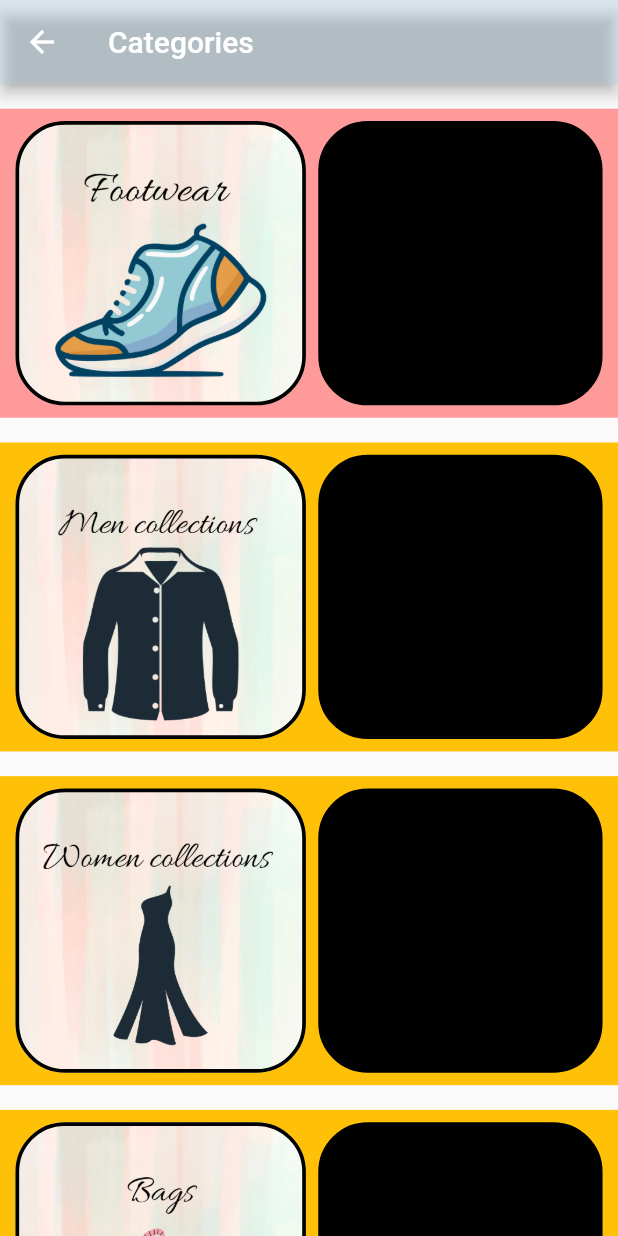
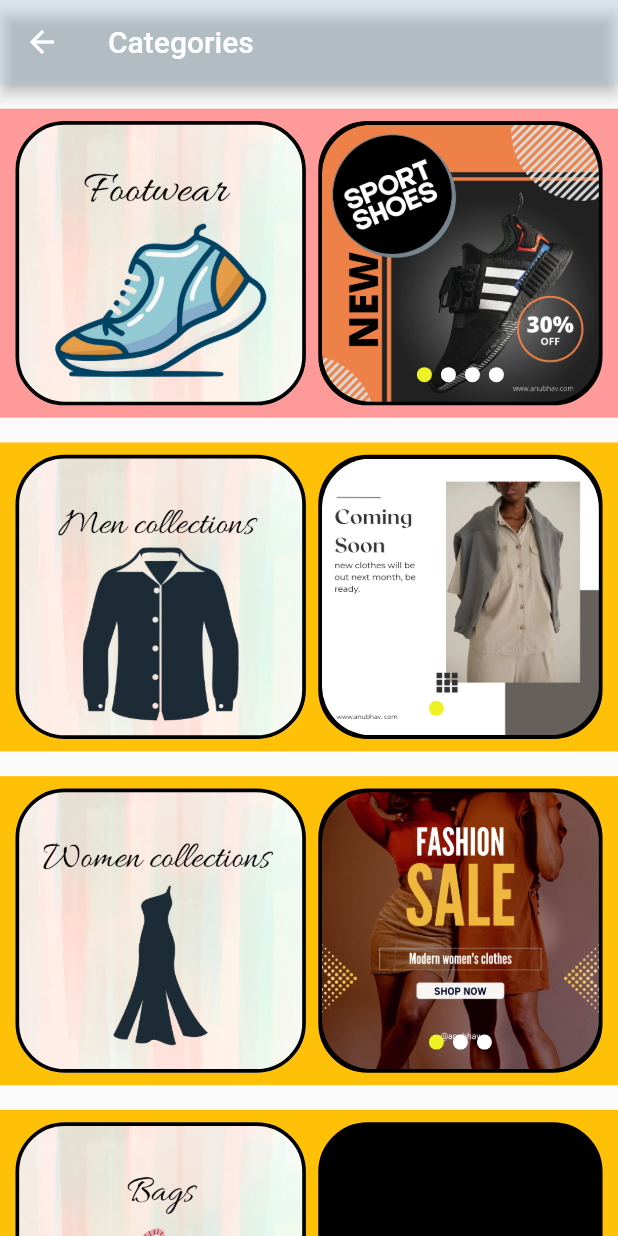
Before and after one commit to siddhishah109/Anubhav-Flutter, a Flutter app: the Categories screen opened directly, on a phone screen of 412 x 824 dp. Run offline on Flutter 3.47's test engine with Material 2 defaults, Android fonts, the phone set to English and light mode, and no system bars; drawn by our look-alikes of card_swiper; our stand-ins replace carousel_slider.

Commit message:
added slider in categories

```diff
--- a/lib/Pages/categoriespage.dart
+++ b/lib/Pages/categoriespage.dart
@@ -1,11 +1,30 @@
+import 'package:card_swiper/card_swiper.dart';
 import 'package:carousel_slider/carousel_slider.dart';
 import 'package:flutter/cupertino.dart';
 import 'package:flutter/material.dart';
 import 'package:flutter/src/widgets/container.dart';
 import 'package:flutter/src/widgets/framework.dart';
 
-class Categories extends StatelessWidget {
+class Categories extends StatefulWidget {
   const Categories({super.key});
+
+  @override
+  State<Categories> createState() => _CategoriesState();
+}
+
+class _CategoriesState extends State<Categories> {
+  List<String> shoes = [
+    'img/s1.png',
+    'img/s2.png',
+    'img/s3.png',
+    'img/s4.png',
+  ];
+  List<String> men = ['img/m1.png', 'img/m2.png', 'img/m3.png'];
+  List<String> women = [
+    'img/w1.png',
+    'img/w2.png',
+    'img/w3.png',
+  ];
 
   @override
   Widget build(BuildContext context) {
@@ -36,10 +55,6 @@ class Categories extends StatelessWidget {
                   height: h * 0.25,
                   width: w,
                   color: Color.fromARGB(255, 255, 154, 154),
-                  // decoration: BoxDecoration(
-                  //     borderRadius: BorderRadius.circular(h * 0.05),
-                  //     image: DecorationImage(
-                  //         image: AssetImage('img/cat1.PNG'), fit: BoxFit.fill)),
                   child: Row(children: [
                     Container(
                       width: w * 0.47,
@@ -60,7 +75,6 @@ class Categories extends StatelessWidget {
                     Container(
                         width: w * 0.46,
                         height: h * 0.23,
-
                         decoration: BoxDecoration(
                           color: Colors.black,
                           borderRadius: BorderRadius.circular(h * 0.04),
@@ -70,15 +84,31 @@ class Categories extends StatelessWidget {
                           //     image: AssetImage('img/shoesicon.png'),
                           //     fit: BoxFit.cover)
                         ),
-                      // child: CarouselSlider( options: CarouselOptions(
-                      //   autoPlay: true,
-                      // ),
-                      // items:imageList.map(
-                      //   (item)
-                      // ),
-
-                      // ),
+                        child: Swiper(
+                          itemCount: 4,
+                          itemBuilder: ((context, index) {
+                            final image = shoes[index];
+                            return Container(
+                              decoration: BoxDecoration(
+                                  borderRadius: BorderRadius.circular(h * 0.04),
+                                  color: const Color.fromARGB(255, 8, 8, 6),
+                                  image: DecorationImage(
+                                    fit: BoxFit.cover,
+                                    image: AssetImage(
+                                      image,
                                     ),
+                                  )),
+                            );
+                            // return swiperwidgwd();
+                          }),
+                          autoplay: true,
+                          pagination: const SwiperPagination(
+                              alignment: Alignment.bottomCenter,
+                              builder: DotSwiperPaginationBuilder(
+                                  color: Colors.white,
+                                  activeColor:
+                                      Color.fromARGB(255, 238, 241, 35))),
+                        )),
                   ])),
               SizedBox(
                 height: h * 0.02,
@@ -88,10 +118,6 @@ class Categories extends StatelessWidget {
                   height: h * 0.25,
                   width: w,
                   color: Colors.amber,
-                  // decoration: BoxDecoration(
-                  //     borderRadius: BorderRadius.circular(h * 0.05),
-                  //     image: DecorationImage(
-                  //         image: AssetImage('img/cat1.PNG'), fit: BoxFit.fill)),
                   child: Row(children: [
                     Container(
                       width: w * 0.47,
@@ -118,7 +144,31 @@ class Categories extends StatelessWidget {
                           border:
                               Border.all(width: h * 0.003, color: Colors.black),
                         ),
+                        child: Swiper(
+                          itemCount: 3,
+                          itemBuilder: ((context, index) {
+                            final image = men[index];
+                            return Container(
+                              decoration: BoxDecoration(
+                                  borderRadius: BorderRadius.circular(h * 0.04),
+                                  color: const Color.fromARGB(255, 8, 8, 6),
+                                  image: DecorationImage(
+                                    fit: BoxFit.cover,
+                                    image: AssetImage(
+                                      image,
                                     ),
+                                  )),
+                            );
+                            // return swiperwidgwd();
+                          }),
+                          autoplay: true,
+                          pagination: const SwiperPagination(
+                              alignment: Alignment.bottomCenter,
+                              builder: DotSwiperPaginationBuilder(
+                                  color: Colors.white,
+                                  activeColor:
+                                      Color.fromARGB(255, 238, 241, 35))),
+                        )),
                   ])),
               SizedBox(
                 height: h * 0.02,
@@ -128,10 +178,6 @@ class Categories extends StatelessWidget {
                   height: h * 0.25,
                   width: w,
                   color: Colors.amber,
-                  // decoration: BoxDecoration(
-                  //     borderRadius: BorderRadius.circular(h * 0.05),
-                  //     image: DecorationImage(
-                  //         image: AssetImage('img/cat1.PNG'), fit: BoxFit.fill)),
                   child: Row(children: [
                     Container(
                       width: w * 0.47,
@@ -158,7 +204,30 @@ class Categories extends StatelessWidget {
                           border:
                               Border.all(width: h * 0.003, color: Colors.black),
                         ),
+                        child: Swiper(
+                          itemCount: 3,
+                          itemBuilder: ((context, index) {
+                            final image = women[index];
+                            return Container(
+                              decoration: BoxDecoration(
+                                  borderRadius: BorderRadius.circular(h * 0.04),
+                                  color: const Color.fromARGB(255, 8, 8, 6),
+                                  image: DecorationImage(
+                                    fit: BoxFit.cover,
+                                    image: AssetImage(
+                                      image,
                                     ),
+                                  )),
+                            );
+                          }),
+                          autoplay: true,
+                          pagination: const SwiperPagination(
+                              alignment: Alignment.bottomCenter,
+                              builder: DotSwiperPaginationBuilder(
+                                  color: Colors.white,
+                                  activeColor:
+                                      Color.fromARGB(255, 238, 241, 35))),
+                        )),
                   ])),
               SizedBox(
                 height: h * 0.02,
--- a/lib/Pages/homepage.dart
+++ b/lib/Pages/homepage.dart
@@ -392,7 +392,7 @@ class _HomePageState extends State<HomePage> {
                       alignment: Alignment.bottomCenter,
                       builder: DotSwiperPaginationBuilder(
                           color: Colors.white,
-                          activeColor: Color.fromARGB(55, 238, 103, 103))),
+                          activeColor: Color.fromARGB(255, 238, 103, 103))),
                 )),
             Container(
                 height: h * 0.25,
--- a/lib/main.dart
+++ b/lib/main.dart
@@ -1,5 +1,6 @@
 import 'package:ecommerce/Pages/categoriespage.dart';
 import 'package:ecommerce/Pages/homepage.dart';
+import 'package:flutter/foundation.dart';
 import 'package:flutter/material.dart';
 
 import 'Pages/searchpage.dart';
@@ -14,8 +15,6 @@ class MyApp extends StatelessWidget {
   // This widget is the root of your application.
   @override
   Widget build(BuildContext context) {
-    return const MaterialApp(
-      home: SearchPage(),
-    );
+    return const MaterialApp(home: Categories());
   }
 }
```
Also changed, not shown: img/m1.png (added), img/m2.png (added), img/m3.png (added), img/w1.png (added), img/w2.png (added), img/w3.png (added). Lines whose indentation alone changed are shown as unchanged.
